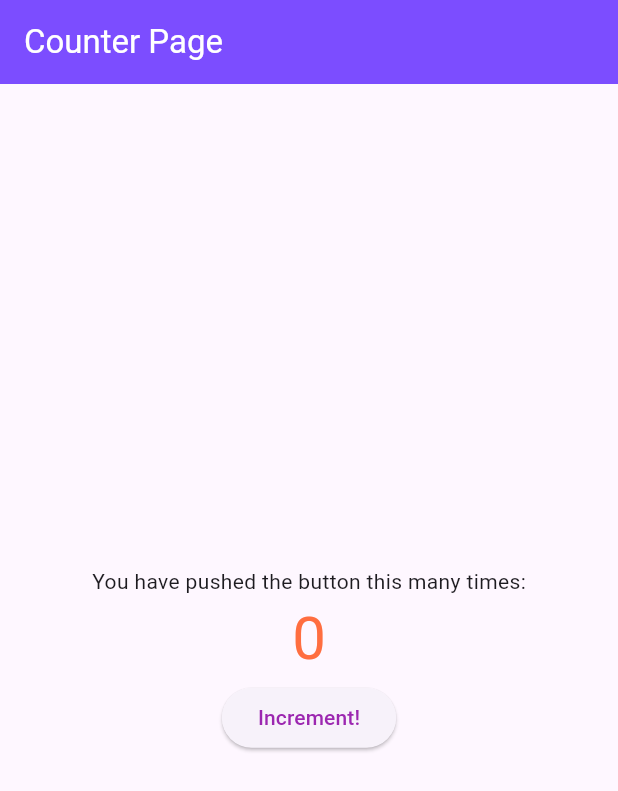
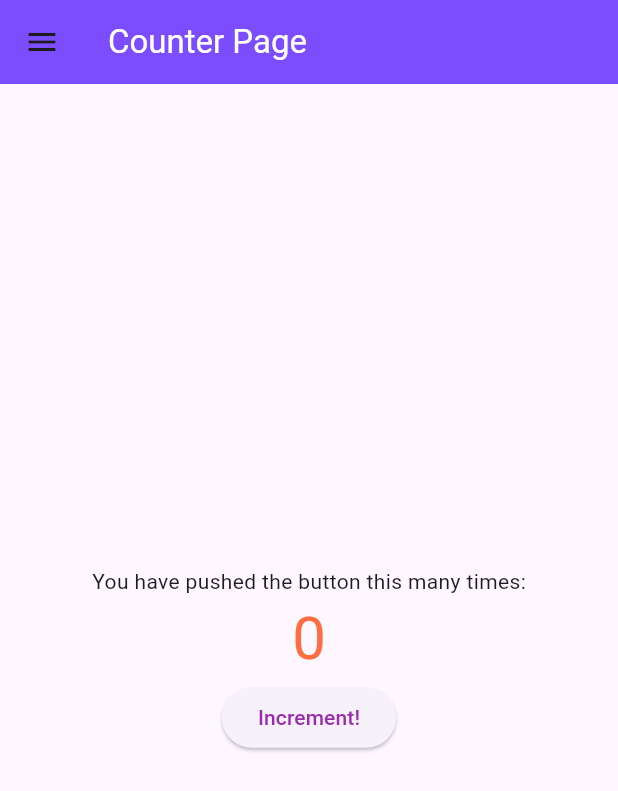
Before and after one commit to Rahul8320/Flutter-Projects, a Flutter app: the screen it shows after launch, on a phone screen of 412 x 824 dp. Shown: the top 791 px of the screen. Run offline on Flutter 3.47's test engine with Material 3 defaults, Android fonts, the phone set to English and light mode, and no system bars; our stand-ins replace bloc, dartz, equatable, flutter_bloc, get_it.

```diff
--- a/learn_flutter/lib/main.dart
+++ b/learn_flutter/lib/main.dart
@@ -1,6 +1,7 @@
 import 'package:flutter/material.dart';
 import 'package:learn_flutter/pages/counter_page.dart';
-// import 'package:learn_flutter/pages/tapme_page.dart';
+import 'package:learn_flutter/pages/tapme_page.dart';
+import 'package:learn_flutter/pages/todo_list_page.dart';
 
 void main() {
   runApp(const MyApp());
@@ -12,10 +13,14 @@ class MyApp extends StatelessWidget {
   // This widget is the root of your application.
   @override
   Widget build(BuildContext context) {
-    return const MaterialApp(
+    return MaterialApp(
       debugShowCheckedModeBanner: false,
       // home: TapMePage(),
-      home: CounterPage(title: "Counter Page"),
+      home: const CounterPage(title: "Counter Page"),
+      routes: {
+        "/todo_list_page": (context) => const TodoListPage(),
+        "/tapme_page": (context) => const TapMePage(),
+      },
     );
   }
 }
--- a/learn_flutter/lib/pages/counter_page.dart
+++ b/learn_flutter/lib/pages/counter_page.dart
@@ -31,6 +31,86 @@ class _CounterPageState extends State<CounterPage> {
         ),
         backgroundColor: Colors.deepPurpleAccent,
       ),
+      drawer: Drawer(
+        backgroundColor: Colors.deepPurple[100],
+        child: Column(
+          children: [
+            const DrawerHeader(
+              child: Icon(
+                Icons.favorite,
+                size: 150,
+                color: Colors.deepPurpleAccent,
+              ),
+            ),
+
+            // home page list tile
+            ListTile(
+              leading: const Icon(
+                Icons.home_outlined,
+                size: 30,
+              ),
+              title: const Text(
+                "H O M E",
+                style: TextStyle(fontSize: 18),
+              ),
+              onTap: () {
+                // close the drawer
+                Navigator.pop(context);
+              },
+            ),
+
+            // counter page list tile
+            ListTile(
+              leading: const Icon(
+                Icons.countertops_outlined,
+                size: 30,
+              ),
+              title: const Text(
+                "C O U N T E R",
+                style: TextStyle(fontSize: 18),
+              ),
+              onTap: () {
+                // close the drawer
+                Navigator.pop(context);
+              },
+            ),
+
+            // list todo page list tile
+            ListTile(
+              leading: const Icon(
+                Icons.task_outlined,
+                size: 30,
+              ),
+              title: const Text(
+                "T O D O  L I S T",
+                style: TextStyle(fontSize: 18),
+              ),
+              onTap: () {
+                Navigator.pop(context);
+                // go to todo list page
+                Navigator.pushNamed(context, '/todo_list_page');
+              },
+            ),
+
+            // tap me page list tile
+            ListTile(
+              leading: const Icon(
+                Icons.tapas_outlined,
+                size: 30,
+              ),
+              title: const Text(
+                "T A P  M E",
+                style: TextStyle(fontSize: 18),
+              ),
+              onTap: () {
+                Navigator.pop(context);
+                // go to tap me page
+                Navigator.pushNamed(context, '/tapme_page');
+              },
+            ),
+          ],
+        ),
+      ),
       body: Center(
         child: Column(
           mainAxisAlignment: MainAxisAlignment.center,
```
Also changed, not shown: learn_flutter/lib/pages/tapme_page.dart (+12 -12 lines), learn_flutter/lib/pages/todo_list_page.dart (added, +23 -0 lines).
